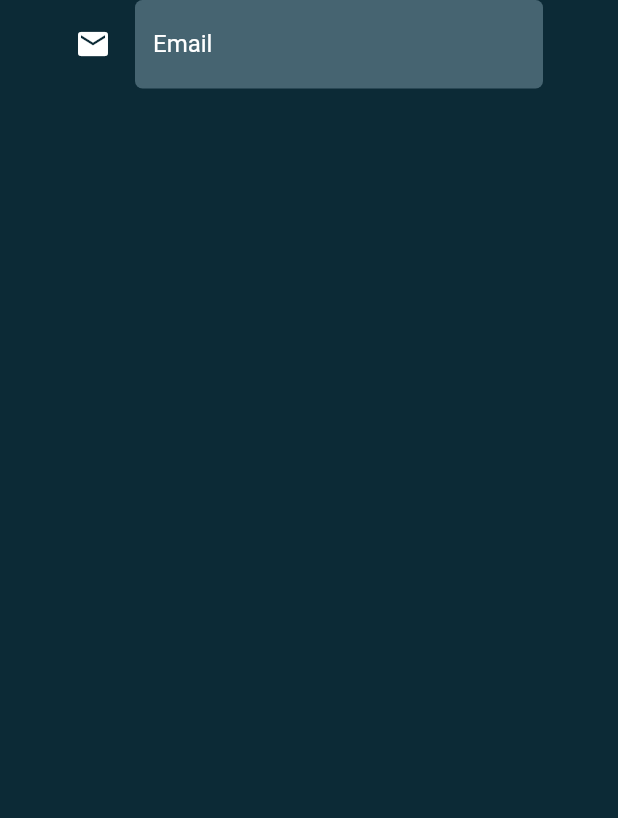
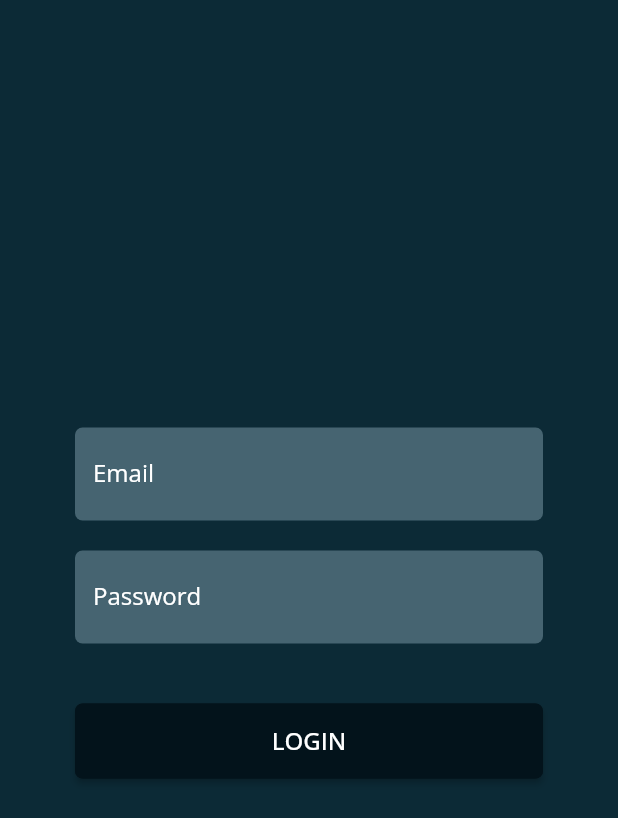
Before and after one commit to hadiyaaamir/khulasa, a Flutter app: the screen it shows after launch, on a phone screen of 412 x 824 dp. Shown: the top 818 px of the screen. Run offline on Flutter 3.47's test engine with Material 2 defaults, Android fonts, the phone set to English and light mode, and no system bars; our stand-ins replace google_fonts.

Commit message:
button and textformfield widgets

```diff
--- /dev/null
+++ b/lib/Views/Entrance/button.dart
@@ -0,0 +1,46 @@
+import 'package:flutter/material.dart';
+import 'package:khulasa/constants/colors.dart';
+import 'package:khulasa/constants/sizes.dart';
+
+class Btn extends StatelessWidget {
+  Btn({
+    super.key,
+    required this.label,
+    required this.onPress,
+    this.width,
+    this.height = buttonHeight,
+  });
+
+  final Function() onPress;
+  final String label;
+  double? width;
+  double height;
+
+  @override
+  Widget build(BuildContext context) {
+    return Padding(
+      padding: const EdgeInsets.symmetric(vertical: 30, horizontal: 50),
+      child: SizedBox(
+        width: width ?? screenWidth,
+        height: height,
+        child: ElevatedButton(
+          onPressed: onPress,
+          style: ButtonStyle(
+            foregroundColor: MaterialStateProperty.all<Color>(text),
+            backgroundColor: MaterialStateProperty.all<Color>(secondary),
+            shape: MaterialStateProperty.all<RoundedRectangleBorder>(
+              RoundedRectangleBorder(
+                borderRadius: BorderRadius.circular(5.0),
+                side: const BorderSide(color: secondary),
+              ),
+            ),
+          ),
+          child: Text(
+            label,
+            style: const TextStyle(fontSize: buttonFont),
+          ),
+        ),
+      ),
+    );
+  }
+}
--- a/lib/Views/Entrance/login.dart
+++ b/lib/Views/Entrance/login.dart
@@ -1,6 +1,7 @@
 import 'package:flutter/material.dart';
 import 'package:flutter/src/widgets/container.dart';
 import 'package:flutter/src/widgets/framework.dart';
+import 'package:khulasa/Views/Entrance/button.dart';
 import 'package:khulasa/Views/Entrance/textfield.dart';
 import 'package:khulasa/constants/colors.dart';
 
@@ -12,15 +13,48 @@ class Login extends StatefulWidget {
 }
 
 class _LoginState extends State<Login> {
+  TextEditingController emailController = TextEditingController();
+  TextEditingController passwordController = TextEditingController();
+
   @override
-  TextEditingController emailController = TextEditingController();
   Widget build(BuildContext context) {
     return Scaffold(
       backgroundColor: background,
       body: Center(
-          child: Column(
-        children: [textField(label: "Email", controller: emailController)],
-      )),
+        child: Column(
+          mainAxisAlignment: MainAxisAlignment.center,
+          children: [
+            //email textfield
+            textField(
+              label: "Email",
+              icon: Icons.email,
+              controller: emailController,
+              validate: (value) {
+                return (value == null ||
+                        value.isEmpty ||
+                        !value.contains('@') ||
+                        !value.contains('.'))
+                    ? 'Invalid Email'
+                    : null;
+              },
+            ),
+
+            //password textfield
+            textField(
+              label: "Password",
+              controller: passwordController,
+              icon: Icons.password_rounded,
+              password: true,
+              validate: (value) {
+                return null;
+              },
+            ),
+
+            //button
+            Btn(label: "LOGIN", onPress: () {})
+          ],
+        ),
+      ),
     );
   }
 }
--- a/lib/Views/Entrance/textfield.dart
+++ b/lib/Views/Entrance/textfield.dart
@@ -2,16 +2,29 @@ import 'package:flutter/material.dart';
 import 'package:khulasa/constants/colors.dart';
 
 class textField extends StatelessWidget {
-  const textField({super.key, required this.label, required this.controller});
+  const textField({
+    super.key,
+    required this.label,
+    required this.controller,
+    required this.validate,
+    this.password = false,
+    this.icon,
+  });
+
   final TextEditingController controller;
   final String label;
+  final Function(String?) validate;
+  final bool password;
+  final IconData? icon;
+
   @override
   Widget build(BuildContext context) {
     return Padding(
-        padding: const EdgeInsets.fromLTRB(50, 0, 50, 5),
+        padding: const EdgeInsets.symmetric(horizontal: 50, vertical: 10),
         child: TextFormField(
           cursorColor: text,
           autovalidateMode: AutovalidateMode.onUserInteraction,
+          obscureText: password,
           controller: controller,
           decoration: InputDecoration(
             border: OutlineInputBorder(
@@ -20,7 +33,7 @@ class textField extends StatelessWidget {
             ),
             filled: true,
             fillColor: primary,
-            icon: const Icon(Icons.email, color: text),
+            // icon: Icon(icon, color: text),
             labelText: label,
             labelStyle: const TextStyle(color: text),
           ),
@@ -28,10 +41,11 @@ class textField extends StatelessWidget {
             // This optional block of code can be used to run
             // code when the user saves the form.
           },
-          validator: (String? value) {
-            return (value != null && value.contains('@'))
-                ? 'Do not use the @ char.'
-                : null;
+          validator: (value) {
+            if (value != null && value.isEmpty) {
+              return "Field cannot be empty";
+            }
+            return validate(value);
           },
           style: (const TextStyle(
             color: text,
--- a/lib/constants/fonts.dart
+++ /dev/null
@@ -1,2 +0,0 @@
-//size
-const double large_font = 40;
--- /dev/null
+++ b/lib/constants/sizes.dart
@@ -0,0 +1,15 @@
+import 'package:flutter/cupertino.dart';
+
+//font sizes
+const double largeFont = 40;
+const double buttonFont = 16;
+
+//button
+const double buttonWidth = 200;
+const double buttonHeight = 50;
+
+//screen
+double screenWidth =
+    MediaQueryData.fromWindow(WidgetsBinding.instance.window).size.width;
+double screenHeight =
+    MediaQueryData.fromWindow(WidgetsBinding.instance.window).size.height;
--- a/lib/main.dart
+++ b/lib/main.dart
@@ -5,7 +5,7 @@ import 'package:google_fonts/google_fonts.dart';
 import 'package:khulasa/Views/apicall.dart';
 import 'package:khulasa/Views/Entrance/login.dart';
 import 'package:khulasa/constants/colors.dart';
-import 'package:khulasa/constants/fonts.dart';
+import 'package:khulasa/constants/sizes.dart';
 import 'package:http/http.dart';
 
 void main() {
@@ -21,9 +21,9 @@ class MyApp extends StatelessWidget {
       title: 'Flutter Demo',
       theme: ThemeData(
         primarySwatch: Colors.blue,
-        // textTheme: GoogleFonts.notoNastaliqUrduTextTheme(
-        //   Theme.of(context).textTheme,
-        // ),
+        textTheme: GoogleFonts.openSansTextTheme(
+          Theme.of(context).textTheme,
+        ),
       ),
       home: const MyHomePage(title: 'Flutter Demo Home Page'),
     );
@@ -66,7 +66,7 @@ class _MyHomePageState extends State<MyHomePage> {
       backgroundColor: background,
       body: Center(
           child: (Text("خلاصہ",
-              style: TextStyle(color: Colors.white, fontSize: large_font)))),
+              style: TextStyle(color: text, fontSize: largeFont)))),
     );
   }
 }
```
Also changed, not shown: lib/constants/colors.dart (line endings or trailing spaces).
